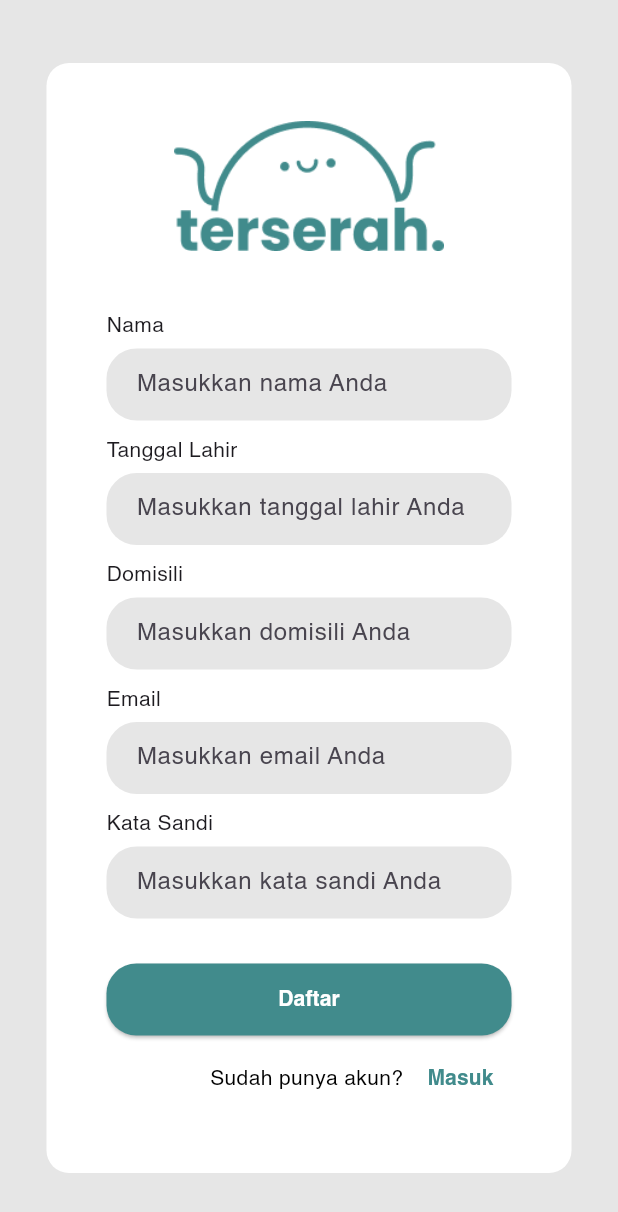
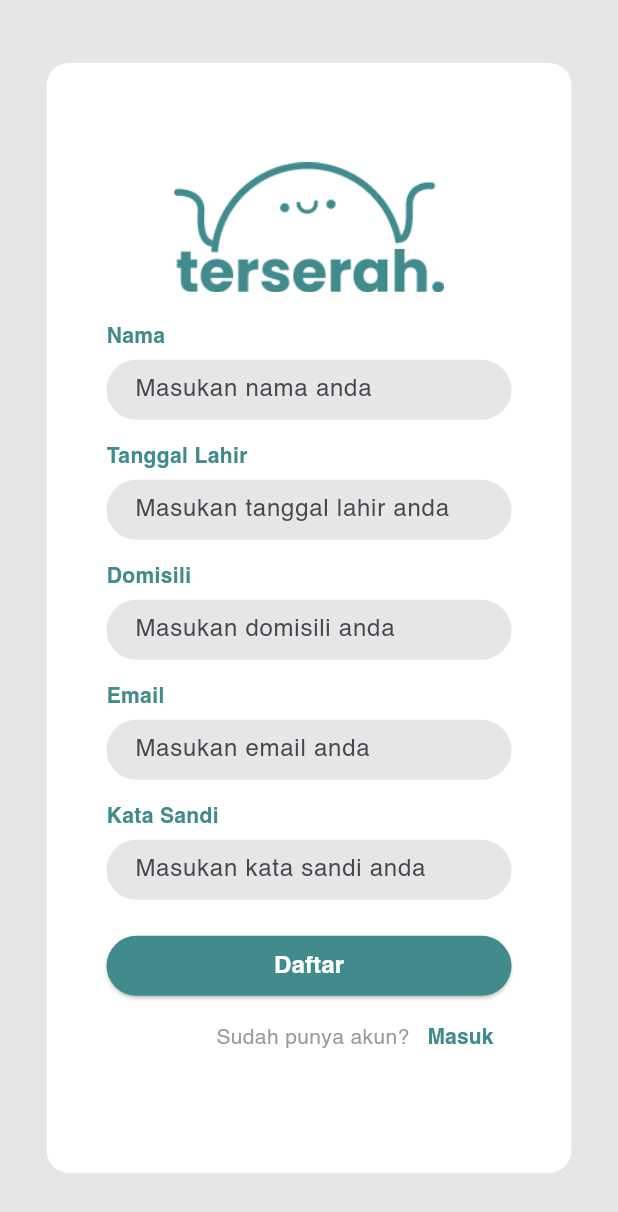
Before and after one commit to NicMatthew/terserah, a Flutter app: the SignInWidget screen opened directly, on a phone screen of 412 x 824 dp. Shown: the top 1212 px of the screen. Run offline on Flutter 3.47's test engine with Material 3 defaults, Android fonts, the phone set to English and light mode, and no system bars.

Commit message:
log in sama sign in kelar

```diff
--- a/terserah/lib/sign_in.dart
+++ b/terserah/lib/sign_in.dart
@@ -44,172 +44,204 @@ class SignInWidget extends StatelessWidget {
                     children: [
                       Center(
                         child: Container(
-                          padding: EdgeInsets.only(bottom: 40),
                           child: Image.asset("assets/terserah_logo.png", width: 180,),
                         ),
                       ),
-                      Text('Nama'),
+                    ],
+                  ),
+                ),
+                SizedBox(height: 20),
+                Column(
+                  crossAxisAlignment: CrossAxisAlignment.start,
+                  children: [
+                    Text(
+                      "Nama",
+                      style: TextStyle(
+                        color: Color.fromRGBO(65, 139, 140, 1),
+                        fontWeight: FontWeight.bold,
+                      ),
+                    ),
                     SizedBox(height: 5),
-                      TextField(
+                    Container(
+                      height: 40,
+                      child: TextField(
                         decoration: InputDecoration(
-                          hintText: 'Masukkan nama Anda',
+                          hintText: "Masukan nama anda",
                           fillColor: Color.fromRGBO(230, 230, 230, 1),
                           filled: true,
-                          contentPadding: EdgeInsets.symmetric(vertical: 8.0, horizontal: 16.0),
+                          contentPadding: EdgeInsets.symmetric(vertical: 5, horizontal: 15),
                           border: OutlineInputBorder(
-                            borderRadius: BorderRadius.circular(20.0),
-                            borderSide: BorderSide.none,
+                              borderRadius: BorderRadius.circular(50),
+                              borderSide: BorderSide.none
+                          ),
                         ),
                       ),
                     ),
                   ],
                 ),
-                ),
-                SizedBox(height: 10),
-                Container(
-                  width: MediaQuery.of(context).size.width * 0.8,
-                  child: Column(
+                SizedBox(height: 15),
+                Column(
                   crossAxisAlignment: CrossAxisAlignment.start,
                   children: [
-                      Text('Tanggal Lahir'),
+                    Text(
+                      "Tanggal Lahir",
+                      style: TextStyle(
+                        color: Color.fromRGBO(65, 139, 140, 1),
+                        fontWeight: FontWeight.bold,
+                      ),
+                    ),
                     SizedBox(height: 5),
-                      TextField(
+                    Container(
+                      height: 40,
+                      child: TextField(
                         decoration: InputDecoration(
-                          hintText: 'Masukkan tanggal lahir Anda',
+                          hintText: "Masukan tanggal lahir anda",
                           fillColor: Color.fromRGBO(230, 230, 230, 1),
                           filled: true,
-                          contentPadding: EdgeInsets.symmetric(vertical: 8.0, horizontal: 16.0),
+                          contentPadding: EdgeInsets.symmetric(vertical: 5, horizontal: 15),
                           border: OutlineInputBorder(
-                            borderRadius: BorderRadius.circular(20.0),
-                            borderSide: BorderSide.none,
+                              borderRadius: BorderRadius.circular(50),
+                              borderSide: BorderSide.none
+                          ),
                         ),
                       ),
                     ),
                   ],
                 ),
-                ),
-                SizedBox(height: 10),
-                Container(
-                  width: MediaQuery.of(context).size.width * 0.8,
-                  child: Column(
+                SizedBox(height: 15),
+                Column(
                   crossAxisAlignment: CrossAxisAlignment.start,
                   children: [
-                      Text('Domisili'),
+                    Text(
+                      "Domisili",
+                      style: TextStyle(
+                        color: Color.fromRGBO(65, 139, 140, 1),
+                        fontWeight: FontWeight.bold,
+                      ),
+                    ),
                     SizedBox(height: 5),
-                      TextField(
+                    Container(
+                      height: 40,
+                      child: TextField(
                         decoration: InputDecoration(
-                          hintText: 'Masukkan domisili Anda',
+                          hintText: "Masukan domisili anda",
                           fillColor: Color.fromRGBO(230, 230, 230, 1),
                           filled: true,
-                          contentPadding: EdgeInsets.symmetric(vertical: 8.0, horizontal: 16.0),
+                          contentPadding: EdgeInsets.symmetric(vertical: 5, horizontal: 15),
                           border: OutlineInputBorder(
-                            borderRadius: BorderRadius.circular(20.0),
-                            borderSide: BorderSide.none,
+                              borderRadius: BorderRadius.circular(50),
+                              borderSide: BorderSide.none
+                          ),
                         ),
                       ),
                     ),
                   ],
                 ),
-                ),
-                SizedBox(height: 10),
-                Container(
-                  width: MediaQuery.of(context).size.width * 0.8,
-                  child: Column(
+                SizedBox(height: 15),
+                Column(
                   crossAxisAlignment: CrossAxisAlignment.start,
                   children: [
-                      Text('Email'),
+                    Text(
+                      "Email",
+                      style: TextStyle(
+                        color: Color.fromRGBO(65, 139, 140, 1),
+                        fontWeight: FontWeight.bold,
+                      ),
+                    ),
                     SizedBox(height: 5),
-                      TextField(
+                    Container(
+                      height: 40,
+                      child: TextField(
                         decoration: InputDecoration(
-                          hintText: 'Masukkan email Anda',
+                          hintText: "Masukan email anda",
                           fillColor: Color.fromRGBO(230, 230, 230, 1),
                           filled: true,
-                          contentPadding: EdgeInsets.symmetric(vertical: 8.0, horizontal: 16.0),
+                          contentPadding: EdgeInsets.symmetric(vertical: 5, horizontal: 15),
                           border: OutlineInputBorder(
-                            borderRadius: BorderRadius.circular(20.0),
-                            borderSide: BorderSide.none,
+                              borderRadius: BorderRadius.circular(50),
+                              borderSide: BorderSide.none
+                          ),
                         ),
                       ),
                     ),
                   ],
                 ),
-                ),
-                SizedBox(height: 10),
-                Container(
-                  width: MediaQuery.of(context).size.width * 0.8,
-                  child: Column(
+                SizedBox(height: 15),
+                Column(
                   crossAxisAlignment: CrossAxisAlignment.start,
                   children: [
-                      Text('Kata Sandi'),
+                    Text(
+                      "Kata Sandi",
+                      style: TextStyle(
+                        color: Color.fromRGBO(65, 139, 140, 1),
+                        fontWeight: FontWeight.bold,
+                      ),
+                    ),
                     SizedBox(height: 5),
-                      TextField(
+                    Container(
+                      height: 40,
+                      child: TextField(
                         obscureText: true,
                         decoration: InputDecoration(
-                          hintText: 'Masukkan kata sandi Anda',
+                          hintText: "Masukan kata sandi anda",
                           fillColor: Color.fromRGBO(230, 230, 230, 1),
                           filled: true,
-                          contentPadding: EdgeInsets.symmetric(vertical: 8.0, horizontal: 16.0),
+                          contentPadding: EdgeInsets.symmetric(vertical: 5, horizontal: 15),
                           border: OutlineInputBorder(
-                            borderRadius: BorderRadius.circular(20.0),
-                            borderSide: BorderSide.none,
+                              borderRadius: BorderRadius.circular(50),
+                              borderSide: BorderSide.none
+                          ),
                         ),
                       ),
                     ),
                   ],
                 ),
-                ),
-                SizedBox(height: 30), // Increased space between last TextField and button
+                SizedBox(height: 20), // Increased space between last TextField and button
                 Container(
-                  width: MediaQuery.of(context).size.width * 0.8,
                   child: ElevatedButton(
-                    onPressed: () {
-                      // Handle submit button press
-                    },
                     style: ElevatedButton.styleFrom(
-                      backgroundColor: Color.fromRGBO(65, 139, 140, 1), // Button background color
-                      foregroundColor: Colors.white, // Button text color
-                      minimumSize: Size(double.infinity, 48), // Button height smaller
+                      minimumSize: Size(double.infinity, 40),
+                      backgroundColor: Color.fromRGBO(65, 139, 140, 1),
+                      foregroundColor: Color.fromRGBO(255, 255, 255, 1),
                       shape: RoundedRectangleBorder(
-                        borderRadius: BorderRadius.circular(20.0), // Match the TextField border radius
+                          borderRadius: BorderRadius.circular(50)
                       ),
                     ),
+                    onPressed: () {
+
+                    },
                     child: Text(
-                      'Daftar',
+                      "Daftar",
                       style: TextStyle(
-                        fontWeight: FontWeight.w700, // Font weight 700 (bold)
+                        fontWeight: FontWeight.bold,
+                        fontSize: 16,
                       ),
                     ),
                   ),
                 ),
-                SizedBox(height: 5), // Space between button and text
-                Align(
-                  alignment: Alignment.centerRight,
-                  child: Container(
-                    width: MediaQuery.of(context).size.width * 0.8,
+                Container(
                   child: Row(
                     mainAxisAlignment: MainAxisAlignment.end,
                     children: [
                       Text(
-                          'Sudah punya akun? ',
+                        "Sudah punya akun?",
                         style: TextStyle(
-                            color: Colors.black, // Text color
-                            fontWeight: FontWeight.w400, // Font weight 400 (normal)
+                          color: Color.fromRGBO(154, 154, 154, 1),
                         ),
                       ),
                       TextButton(
                         onPressed: () {
-                            // Handle login link press
+
                         },
                         child: Text(
-                            'Masuk',
+                          "Masuk",
                           style: TextStyle(
-                              color: Color.fromRGBO(65, 139, 140, 1), // Link color
-                              fontWeight: FontWeight.w700, // Font weight 700 (bold)
+                            fontWeight: FontWeight.bold,
+                            color: Color.fromRGBO(65, 139, 140, 1),
                           ),
                         ),
                       ),
                     ],
-                    ),
                   ),
                 ),
               ],
```
Also changed, not shown: terserah/lib/log_in.dart (added, +155 -0 lines). Lines whose indentation alone changed are shown as unchanged.
